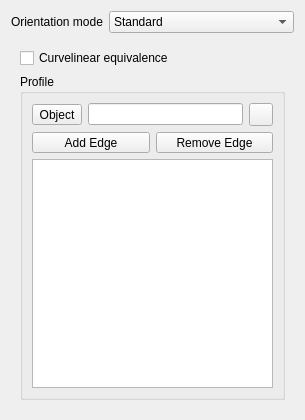
southseact-3d/fcd, file src/Mod/PartDesign/Gui/TaskPipeOrientation.ui: the form before one commit.
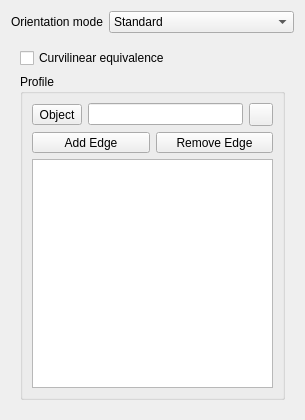
The form after the commit. The open tabs and pages were chosen to show the change. Icons and pictures are not drawn.

Commit message:
[PartDesign] Fix spelling of auxiliary and curvilinear…
…but also handle the properties name change from old files

Patch:
```diff
--- a/src/Mod/PartDesign/Gui/TaskPipeOrientation.ui
+++ b/src/Mod/PartDesign/Gui/TaskPipeOrientation.ui
@@ -73,7 +73,7 @@
        <item>
         <widget class="QCheckBox" name="curvelinear">
          <property name="text">
-          <string>Curvelinear equivalence</string>
+          <string>Curvilinear equivalence</string>
          </property>
         </widget>
        </item>
```
Left out of the diff: 2 changed lines with no effect on the pictures. The commit also changes 6 other files.
